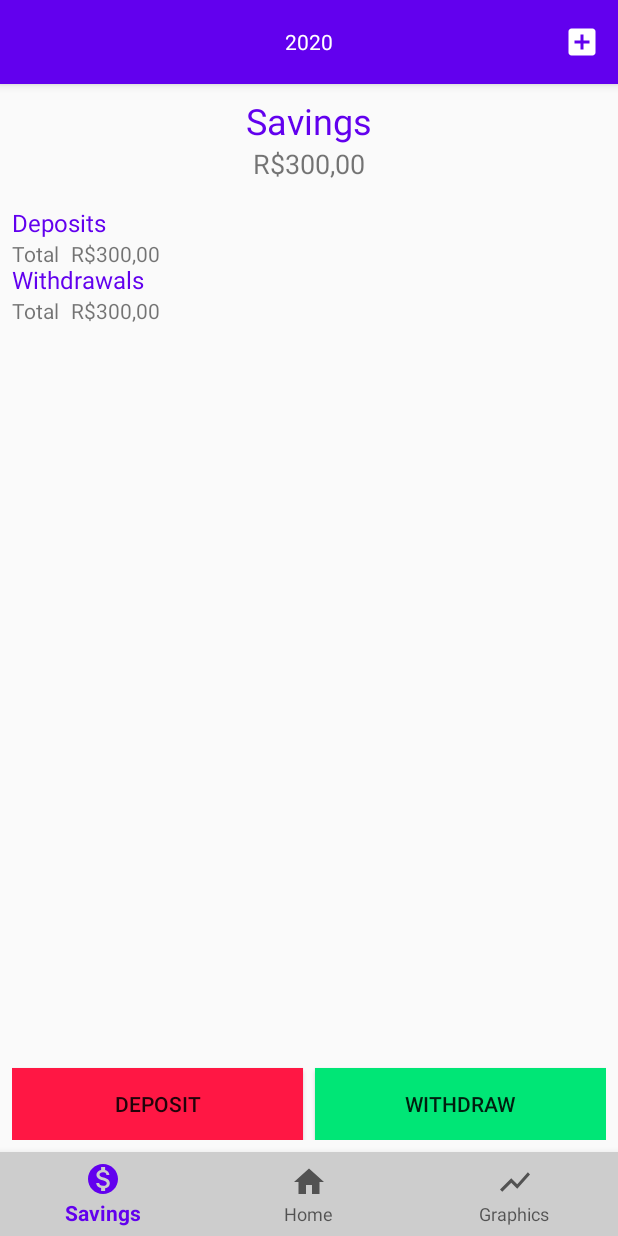
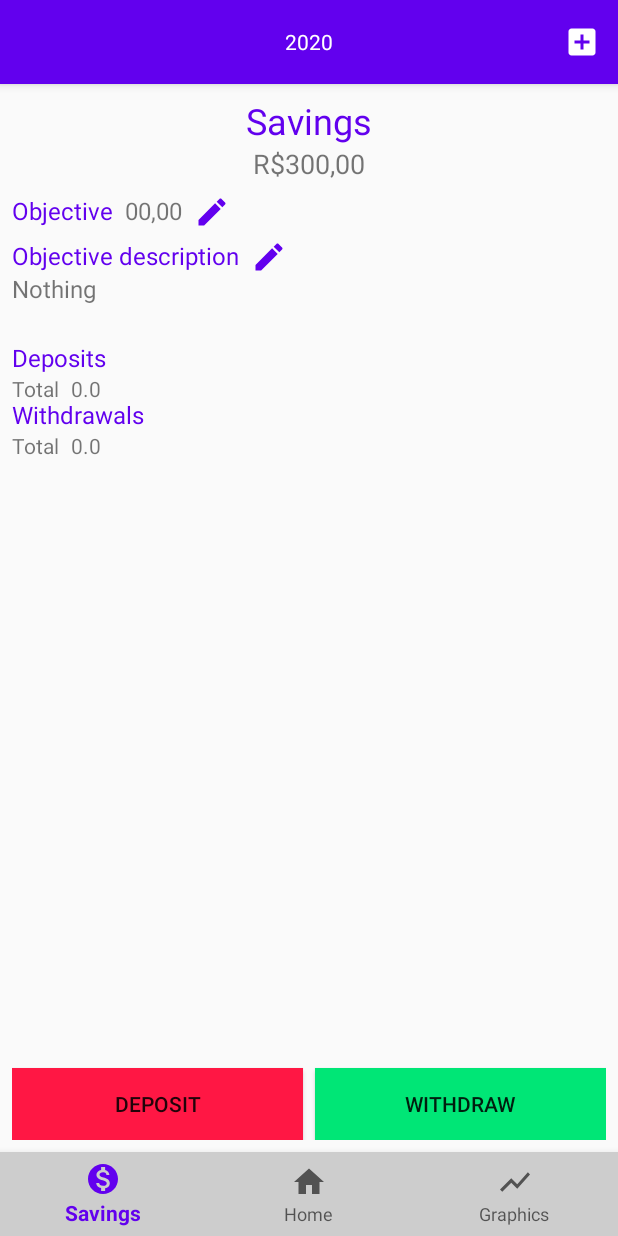
Before and after one commit to PedroPSar/Financial_Control, an Android app: the SavingsFragment screen opened through its navigation route, on a phone screen of 412 x 824 dp. Run offline under Robolectric (Android 15) with nearby library versions, the phone set to English and light mode, and no system bars; our stand-ins replace Room's generated code, navigation-ui; libraries missing offline, so code that uses them is left out: com.github.mikephil.charting.

Commit message:
Commit 26/09/2020

```diff
--- /dev/null
+++ b/app/src/main/java/com/development/pega/financialcontrol/adapter/DepositOrWithdrawRecyclerViewAdapter.kt
@@ -0,0 +1,31 @@
+package com.development.pega.financialcontrol.adapter
+
+import android.view.LayoutInflater
+import android.view.ViewGroup
+import androidx.recyclerview.widget.RecyclerView
+import com.development.pega.financialcontrol.R
+import com.development.pega.financialcontrol.model.SavingsMoney
+import com.development.pega.financialcontrol.viewholder.DepositOrWithdrawViewHolder
+
+class DepositOrWithdrawRecyclerViewAdapter: RecyclerView.Adapter<DepositOrWithdrawViewHolder>() {
+
+    private var savingsMoneyList: List<SavingsMoney> = arrayListOf()
+
+    override fun onCreateViewHolder(parent: ViewGroup, viewType: Int): DepositOrWithdrawViewHolder {
+        val item = LayoutInflater.from(parent.context).inflate(R.layout.deposit_or_withdraw_recycler_view_row, parent, false)
+        return DepositOrWithdrawViewHolder(item)
+    }
+
+    override fun onBindViewHolder(holder: DepositOrWithdrawViewHolder, position: Int) {
+        holder.bind(savingsMoneyList[position])
+    }
+
+    override fun getItemCount(): Int {
+        return savingsMoneyList.count()
+    }
+
+    fun updateSavingsMoneyList(list: List<SavingsMoney>) {
+        savingsMoneyList = list
+        notifyDataSetChanged()
+    }
+}
--- a/app/src/main/java/com/development/pega/financialcontrol/control/AppControl.kt
+++ b/app/src/main/java/com/development/pega/financialcontrol/control/AppControl.kt
@@ -1,6 +1,7 @@
 package com.development.pega.financialcontrol.control
 
 import android.content.Context
+import android.content.SharedPreferences
 import android.util.Log
 import android.widget.Toast
 import com.development.pega.financialcontrol.service.Constants
@@ -10,6 +11,7 @@ import java.util.*
 abstract class AppControl {
 
     companion object {
+
         fun showToast(context: Context, text: String) {
             Toast.makeText(context, text, Toast.LENGTH_SHORT).show()
         }
--- /dev/null
+++ b/app/src/main/java/com/development/pega/financialcontrol/service/repository/Prefs.kt
@@ -0,0 +1,24 @@
+package com.development.pega.financialcontrol.service.repository
+
+import android.content.Context
+import android.content.SharedPreferences
+import com.development.pega.financialcontrol.R
+
+class Prefs(context: Context) {
+
+    private val PREFS_FILENAME = "financial.control.prefs"
+    private val OBJECTIVE_VALUE_KEY = "Objective_Value"
+    private val OBJECTIVE_DESCRIPTION_KEY = "Objective_Description"
+    private val prefs: SharedPreferences = context.getSharedPreferences(PREFS_FILENAME, Context.MODE_PRIVATE)
+
+    private val objectiveValueDefault = context.getString(R.string.objective_value_default)
+    private val objectiveDescriptionDefault = context.getString(R.string.objective_description_default)
+
+    var objectiveValue: String
+        get() = prefs.getString(OBJECTIVE_VALUE_KEY, objectiveValueDefault).toString()
+        set(value) = prefs.edit().putString(OBJECTIVE_VALUE_KEY, value).apply()
+
+    var objectiveDescription: String
+        get() = prefs.getString(OBJECTIVE_DESCRIPTION_KEY, objectiveDescriptionDefault).toString()
+        set(value) = prefs.edit().putString(OBJECTIVE_DESCRIPTION_KEY, value).apply()
+}
--- a/app/src/main/java/com/development/pega/financialcontrol/viewmodels/SavingsViewModel.kt
+++ b/app/src/main/java/com/development/pega/financialcontrol/viewmodels/SavingsViewModel.kt
@@ -1,7 +1,72 @@
 package com.development.pega.financialcontrol.viewmodels
 
-import androidx.lifecycle.ViewModel
+import android.app.Application
+import androidx.lifecycle.AndroidViewModel
+import androidx.lifecycle.LiveData
+import androidx.lifecycle.MutableLiveData
+import com.development.pega.financialcontrol.model.SavingsMoney
+import com.development.pega.financialcontrol.service.repository.Prefs
+import com.development.pega.financialcontrol.service.repository.savingsmoney.SavingsMoneyRepository
 
-class SavingsViewModel : ViewModel() {
-    // TODO: Implement the ViewModel
+class SavingsViewModel(application: Application) : AndroidViewModel(application) {
+
+    private val mContext = application.applicationContext
+    private val savingsMoneyRepository = SavingsMoneyRepository(mContext)
+    private val prefs = Prefs(mContext)
+
+    private val mDepositRecyclerViewInfo = MutableLiveData<List<SavingsMoney>>()
+    var depositRecyclerViewInfo: LiveData<List<SavingsMoney>> = mDepositRecyclerViewInfo
+
+    private val mWithdrawalsRecyclerViewInfo = MutableLiveData<List<SavingsMoney>>()
+    var withdrawalsRecyclerViewInfo: LiveData<List<SavingsMoney>> = mWithdrawalsRecyclerViewInfo
+
+    private val mDepositsTotal = MutableLiveData<Float>()
+    var depositsTotal: LiveData<Float> = mDepositsTotal
+
+    private val mWithdrawalsTotal = MutableLiveData<Float>()
+    var withdrawalsTotal: LiveData<Float> = mWithdrawalsTotal
+
+    private val mObjectiveValue = MutableLiveData<String>()
+    var objectiveValue: LiveData<String> = mObjectiveValue
+
+    private val mObjectiveDescription = MutableLiveData<String>()
+    var objectiveDescription: LiveData<String> = mObjectiveDescription
+
+    fun setDepositRecyclerViewInfo() {
+        mDepositRecyclerViewInfo.value = savingsMoneyRepository.getDeposits()
+    }
+
+    fun setWithdrawalsRecyclerViewInfo() {
+        mWithdrawalsRecyclerViewInfo.value = savingsMoneyRepository.getWithdrawals()
+    }
+
+    fun setDepositsTotal() {
+        val depositList = mDepositRecyclerViewInfo.value
+        if(depositList != null) {
+            mDepositsTotal.value = calcTotalSavings(depositList)
+        }
+    }
+
+    fun setWithdrawalsTotal() {
+        val withdrawalsList = mWithdrawalsRecyclerViewInfo.value
+        if(withdrawalsList != null) {
+            mWithdrawalsTotal.value = calcTotalSavings(withdrawalsList)
+        }
+    }
+
+    fun setObjectiveValue() {
+        mObjectiveValue.value = prefs.objectiveValue
+    }
+
+    fun setObjectiveDescription() {
+        mObjectiveDescription.value = prefs.objectiveDescription
+    }
+
+    private fun calcTotalSavings(list: List<SavingsMoney>): Float {
+        var total = 0f
+        for(savingMoney in list) {
+            total += savingMoney.money
+        }
+        return total
+    }
 }
--- a/app/src/main/java/com/development/pega/financialcontrol/views/SavingsFragment.kt
+++ b/app/src/main/java/com/development/pega/financialcontrol/views/SavingsFragment.kt
@@ -1,6 +1,8 @@
 package com.development.pega.financialcontrol.views
 
+import android.content.Context
 import android.content.Intent
+import android.content.SharedPreferences
 import androidx.lifecycle.ViewModelProviders
 import android.os.Bundle
 import android.provider.SyncStateContract
@@ -9,8 +11,12 @@ import android.view.LayoutInflater
 import android.view.View
 import android.view.ViewGroup
 import android.widget.Button
+import androidx.lifecycle.Observer
 import androidx.lifecycle.ViewModelProvider
+import androidx.recyclerview.widget.LinearLayoutManager
+import androidx.recyclerview.widget.RecyclerView
 import com.development.pega.financialcontrol.R
+import com.development.pega.financialcontrol.adapter.DepositOrWithdrawRecyclerViewAdapter
 import com.development.pega.financialcontrol.service.Constants
 import com.development.pega.financialcontrol.viewmodels.HomeViewModel
 import com.development.pega.financialcontrol.viewmodels.SavingsViewModel
@@ -22,12 +28,16 @@ class SavingsFragment : Fragment(), View.OnClickListener {
         fun newInstance() = SavingsFragment()
     }
 
-    private lateinit var viewModel: SavingsViewModel
+    private lateinit var mViewModel: SavingsViewModel
     private lateinit var mViewModelFactory: ViewModelProvider.AndroidViewModelFactory
 
     private lateinit var root: View
     private lateinit var btnDeposit: Button
     private lateinit var btnWithdraw: Button
+    private val mDepositAdapter = DepositOrWithdrawRecyclerViewAdapter()
+    private val mWithdrawalsAdapter = DepositOrWithdrawRecyclerViewAdapter()
+
+    private lateinit var sharedPreferences: SharedPreferences
 
     override fun onCreateView(inflater: LayoutInflater, container: ViewGroup?, savedInstanceState: Bundle?): View? {
         root = inflater.inflate(R.layout.savings_fragment, container, false)
@@ -38,12 +48,26 @@ class SavingsFragment : Fragment(), View.OnClickListener {
         super.onActivityCreated(savedInstanceState)
         val application = requireActivity().application
         mViewModelFactory = ViewModelProvider.AndroidViewModelFactory(application)
-        viewModel = ViewModelProvider(this).get(SavingsViewModel::class.java)
+        mViewModel = ViewModelProvider(this).get(SavingsViewModel::class.java)
 
         btnDeposit = root.findViewById(R.id.btn_deposit)
         btnWithdraw = root.findViewById(R.id.btn_withdraw)
 
+        sharedPreferences = activity?.getPreferences(Context.MODE_PRIVATE)!!
+
         setListeners()
+        adapters()
+        observers()
+    }
+
+    override fun onResume() {
+        super.onResume()
+        mViewModel.setDepositRecyclerViewInfo()
+        mViewModel.setWithdrawalsRecyclerViewInfo()
+        mViewModel.setDepositsTotal()
+        mViewModel.setWithdrawalsTotal()
+        mViewModel.setObjectiveValue()
+        mViewModel.setObjectiveDescription()
     }
 
     override fun onClick(v: View) {
@@ -56,6 +80,8 @@ class SavingsFragment : Fragment(), View.OnClickListener {
     private fun setListeners() {
         btn_deposit.setOnClickListener(this)
         btn_withdraw.setOnClickListener(this)
+        btn_objective.setOnClickListener(this)
+        btn_objective_description.setOnClickListener(this)
     }
 
     private fun setDepositWithdrawIntent(type: Int) {
@@ -64,4 +90,55 @@ class SavingsFragment : Fragment(), View.OnClickListener {
         startActivity(intent)
     }
 
+    private fun adapters() {
+        setInfoInDepositRecyclerView()
+        setInfoInWithdrawRecyclerView()
+    }
+
+    private fun setInfoInDepositRecyclerView() {
+        val depositRV = root.findViewById<RecyclerView>(R.id.rv_deposits)
+        depositRV.layoutManager = LinearLayoutManager(context)
+        depositRV.adapter = mDepositAdapter
+    }
+
+    private fun setInfoInWithdrawRecyclerView() {
+        val withdrawRV = root.findViewById<RecyclerView>(R.id.rv_withdrawals)
+        withdrawRV.layoutManager = LinearLayoutManager(context)
+        withdrawRV.adapter = mWithdrawalsAdapter
+    }
+
+    private fun editObjectiveValue() {
+        // abrir um dialog com um edittext
+    }
+
+    private fun editObjectiveDescription() {
+        // abrir um dialog com um edittext
+    }
+
+    private fun observers() {
+        mViewModel.depositRecyclerViewInfo.observe(viewLifecycleOwner, Observer {
+            mDepositAdapter.updateSavingsMoneyList(it)
+        })
+
+        mViewModel.withdrawalsRecyclerViewInfo.observe(viewLifecycleOwner, Observer {
+            mWithdrawalsAdapter.updateSavingsMoneyList(it)
+        })
+
+        mViewModel.depositsTotal.observe(viewLifecycleOwner, Observer {
+            num_total_deposits.text = it.toString()
+        })
+
+        mViewModel.depositsTotal.observe(viewLifecycleOwner, Observer {
+            num_total_withdrawals.text = it.toString()
+        })
+
+        mViewModel.objectiveValue.observe(viewLifecycleOwner, Observer {
+            tv_objective_value.text = it
+        })
+
+        mViewModel.objectiveDescription.observe(viewLifecycleOwner, Observer {
+            tv_objective_description.text = it
+        })
+    }
+
 }
--- /dev/null
+++ b/app/src/main/res/drawable/ic_baseline_edit_24.xml
@@ -0,0 +1,5 @@
+<vector android:height="24dp" android:tint="@color/colorPrimary"
+    android:viewportHeight="24" android:viewportWidth="24"
+    android:width="24dp" xmlns:android="http://schemas.android.com/apk/res/android">
+    <path android:fillColor="@android:color/white" android:pathData="M3,17.25V21h3.75L17.81,9.94l-3.75,-3.75L3,17.25zM20.71,7.04c0.39,-0.39 0.39,-1.02 0,-1.41l-2.34,-2.34c-0.39,-0.39 -1.02,-0.39 -1.41,0l-1.83,1.83 3.75,3.75 1.83,-1.83z"/>
+</vector>
--- a/app/src/main/res/layout/savings_fragment.xml
+++ b/app/src/main/res/layout/savings_fragment.xml
@@ -28,14 +28,77 @@
         app:layout_constraintEnd_toEndOf="parent"
         app:layout_constraintTop_toBottomOf="@id/lbl_savings"/>
 
+    <TextView
+        android:id="@+id/tv_lbl_objective_value"
+        android:layout_width="wrap_content"
+        android:layout_height="wrap_content"
+        android:layout_marginTop="8dp"
+        android:text="@string/lbl_objective"
+        android:textColor="@color/colorPrimary"
+        android:textSize="@dimen/lbl_main_size"
+        app:layout_constraintStart_toStartOf="parent"
+        app:layout_constraintTop_toBottomOf="@id/savings_amount" />
+
+    <TextView
+        android:id="@+id/tv_objective_value"
+        android:layout_width="wrap_content"
+        android:layout_height="wrap_content"
+        android:layout_marginStart="8dp"
+        android:layout_marginTop="8dp"
+        android:text="R$800"
+        android:textSize="@dimen/lbl_main_size"
+        app:layout_constraintStart_toEndOf="@id/tv_lbl_objective_value"
+        app:layout_constraintTop_toBottomOf="@id/savings_amount" />
+
+    <ImageView
+        android:id="@+id/btn_objective"
+        android:layout_width="wrap_content"
+        android:layout_height="wrap_content"
+        android:layout_marginStart="8dp"
+        android:layout_marginTop="8dp"
+        android:src="@drawable/ic_baseline_edit_24"
+        app:layout_constraintStart_toEndOf="@id/tv_objective_value"
+        app:layout_constraintTop_toBottomOf="@id/savings_amount" />
+
+    <TextView
+        android:id="@+id/tv_lbl_objective_description"
+        android:layout_width="wrap_content"
+        android:layout_height="wrap_content"
+        android:layout_marginTop="8dp"
+        android:text="@string/lbl_objective_description"
+        android:textColor="@color/colorPrimary"
+        android:textSize="@dimen/lbl_main_size"
+        app:layout_constraintStart_toStartOf="parent"
+        app:layout_constraintTop_toBottomOf="@id/tv_lbl_objective_value" />
+
+    <TextView
+        android:id="@+id/tv_objective_description"
+        android:layout_width="wrap_content"
+        android:layout_height="wrap_content"
+        android:text="descrição aqui"
+        android:textSize="@dimen/lbl_main_size"
+        app:layout_constraintStart_toStartOf="parent"
+        app:layout_constraintTop_toBottomOf="@id/tv_lbl_objective_description" />
+
+    <ImageView
+        android:id="@+id/btn_objective_description"
+        android:layout_width="wrap_content"
+        android:layout_height="wrap_content"
+        android:layout_marginStart="8dp"
+        android:layout_marginTop="8dp"
+        android:src="@drawable/ic_baseline_edit_24"
+        app:layout_constraintStart_toEndOf="@id/tv_lbl_objective_description"
+        app:layout_constraintTop_toBottomOf="@id/tv_lbl_objective_value" />
+
     <ScrollView
         android:id="@+id/scroll_view"
         android:layout_width="match_parent"
         android:layout_height="0dp"
+        android:layout_marginTop="8dp"
         app:layout_constraintBottom_toTopOf="@id/btn_deposit"
         app:layout_constraintEnd_toEndOf="parent"
         app:layout_constraintStart_toStartOf="parent"
-        app:layout_constraintTop_toBottomOf="@id/savings_amount">
+        app:layout_constraintTop_toBottomOf="@id/tv_objective_description">
 
         <androidx.constraintlayout.widget.ConstraintLayout
             android:layout_width="match_parent"
@@ -69,7 +132,7 @@
                 app:layout_constraintTop_toBottomOf="@id/rv_deposits" />
 
             <TextView
-                android:id="@+id/num_total_inputs"
+                android:id="@+id/num_total_deposits"
                 android:layout_width="wrap_content"
                 android:layout_height="wrap_content"
                 android:layout_marginStart="8dp"
@@ -82,9 +145,9 @@
                 android:layout_width="wrap_content"
                 android:layout_height="wrap_content"
                 android:layout_marginTop="16dp"
+                android:text="@string/lbl_withdrawals"
                 android:textColor="@color/colorPrimary"
                 android:textSize="@dimen/lbl_main_size"
-                android:text="@string/lbl_withdrawals"
                 app:layout_constraintStart_toStartOf="parent"
                 app:layout_constraintTop_toBottomOf="@id/rv_deposits" />
 
@@ -105,7 +168,7 @@
                 app:layout_constraintTop_toBottomOf="@id/rv_withdrawals" />
 
             <TextView
-                android:id="@+id/num_total_outputs"
+                android:id="@+id/num_total_withdrawals"
                 android:layout_width="wrap_content"
                 android:layout_height="wrap_content"
                 android:layout_marginStart="8dp"
--- a/app/src/main/res/values/strings.xml
+++ b/app/src/main/res/values/strings.xml
@@ -11,6 +11,10 @@
     <string name="menu_savings">Savings</string>
     <string name="menu_charts">Charts</string>
     <string name="label_total">Total</string>
+
+    <!-- Shared Preferences -->
+    <string name="objective_value_default">00,00</string>
+    <string name="objective_description_default">Nothing</string>
 
     <!-- Savings Fragment -->
     <string name="lbl_balance">Balance</string>
@@ -37,16 +41,18 @@
     <string name="lbl_every">Every</string>
     <string name="lbl_balance_year_months_chart_label">Monthly Balance</string>
 
-    <!--Chart Fragment-->
+    <!-- Chart Fragment -->
     <string name="lbl_expenses_type_month_pizza_chart">Expenses type</string>
     <string name="expenses_type_pie_chart_name">Expenses type</string>
     <string name="lbl_expenses_recurrence_month_pizza_chart">Expenses recurrence</string>
     <string name="lbl_incomes_recurrence_month_pizza_chart">Incomes recurrence</string>
 
-    <!--Savings Fragment-->
+    <!-- Savings Fragment -->
     <string name="lbl_savings">Savings</string>
     <string name="btn_deposit_txt">Deposit</string>
     <string name="btn_withdraw_txt">Withdraw</string>
+    <string name="lbl_objective">Objective</string>
+    <string name="lbl_objective_description">Objective description</string>
 
     <!-- DepositOrWithdraw Activity -->
     <string name="deposit_name">Savings Deposit</string>
```
Also changed, not shown: app/src/main/java/com/development/pega/financialcontrol/viewholder/DepositOrWithdrawViewHolder.kt (added, +21 -0 lines), app/src/main/res/layout/deposit_or_withdraw_recycler_view_row.xml (added, +66 -0 lines).
